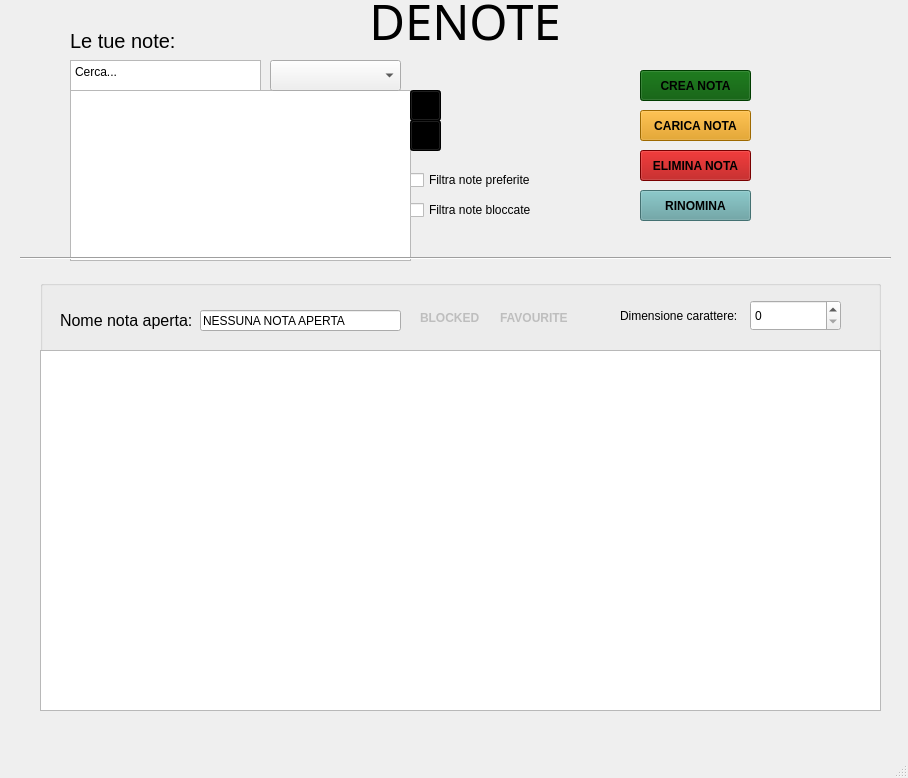
Above: ui_files/basewindow.ui from niccobarto/denote before the change. Below: the same form after it.
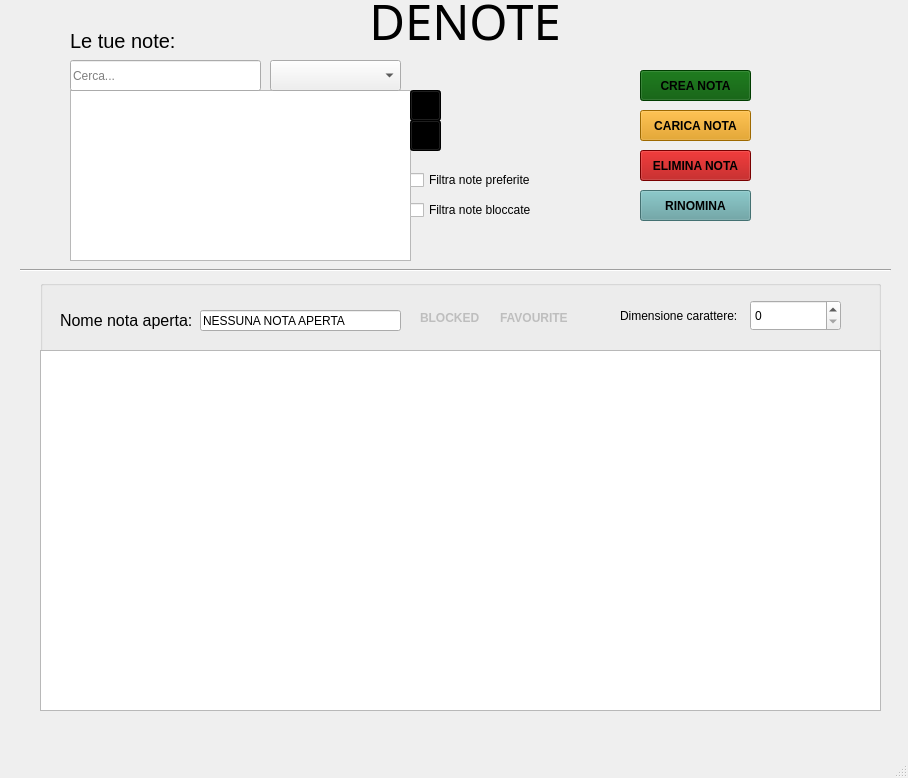
That is the form after the change. Icons and pictures are not drawn.

```diff
--- a/ui_files/basewindow.ui
+++ b/ui_files/basewindow.ui
@@ -60,7 +60,7 @@
       <x>20</x>
       <y>250</y>
       <width>871</width>
-      <height>16</height>
+      <height>41</height>
      </rect>
     </property>
     <property name="orientation">
@@ -312,26 +312,6 @@
      <iconset theme="folder-open"/>
     </property>
    </widget>
-   <widget class="QTextEdit" name="searchbar">
-    <property name="geometry">
-     <rect>
-      <x>70</x>
-      <y>60</y>
-      <width>191</width>
-      <height>31</height>
-     </rect>
-    </property>
-    <property name="html">
-     <string>&lt;!DOCTYPE HTML PUBLIC &quot;-//W3C//DTD HTML 4.0//EN&quot; &quot;http://www.w3.org/TR/REC-html40/strict.dtd&quot;&gt;
-&lt;html&gt;&lt;head&gt;&lt;meta name=&quot;qrichtext&quot; content=&quot;1&quot; /&gt;&lt;meta charset=&quot;utf-8&quot; /&gt;&lt;style type=&quot;text/css&quot;&gt;
-p, li { white-space: pre-wrap; }
-hr { height: 1px; border-width: 0; }
-li.unchecked::marker { content: &quot;\2610&quot;; }
-li.checked::marker { content: &quot;\2612&quot;; }
-&lt;/style&gt;&lt;/head&gt;&lt;body style=&quot; font-family:'Segoe UI'; font-size:9pt; font-weight:400; font-style:normal;&quot;&gt;
-&lt;p style=&quot; margin-top:0px; margin-bottom:0px; margin-left:0px; margin-right:0px; -qt-block-indent:0; text-indent:0px;&quot;&gt;Cerca...&lt;/p&gt;&lt;/body&gt;&lt;/html&gt;</string>
-    </property>
-   </widget>
    <widget class="QPushButton" name="favouritebutton">
     <property name="geometry">
      <rect>
@@ -454,6 +434,19 @@
      <iconset theme="mail-message-new"/>
     </property>
    </widget>
+   <widget class="QLineEdit" name="searchbar">
+    <property name="geometry">
+     <rect>
+      <x>70</x>
+      <y>60</y>
+      <width>191</width>
+      <height>31</height>
+     </rect>
+    </property>
+    <property name="placeholderText">
+     <string>Cerca...</string>
+    </property>
+   </widget>
   </widget>
   <widget class="QMenuBar" name="menubar">
    <property name="geometry">
```
